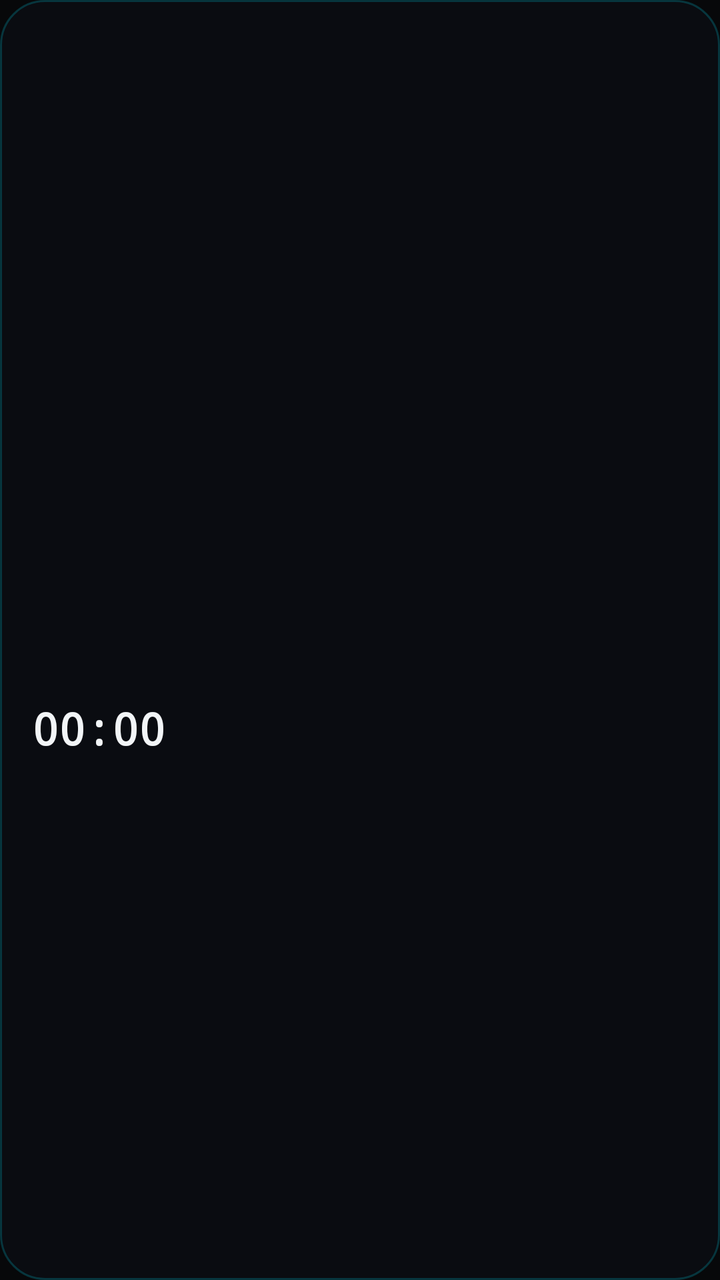
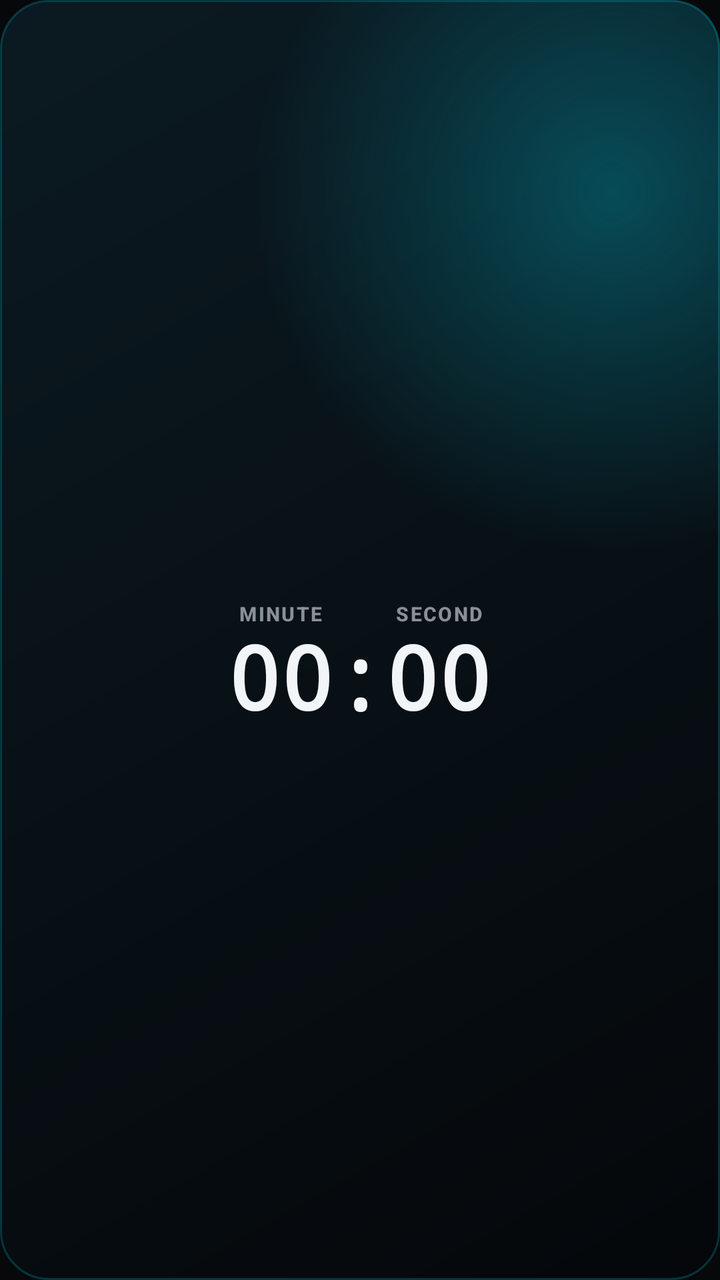

The first picture is an Android layout as it rendered before a commit; the second is the same layout after the commit. The layout source and the unified diff follow.
<!-- AndroidManifest.xml: application theme Theme.Cortex -->
<!-- res/layout/widget_counter.xml -->
<?xml version="1.0" encoding="utf-8"?>
<LinearLayout xmlns:android="http://schemas.android.com/apk/res/android"
    android:id="@+id/widget_root"
    android:layout_width="match_parent"
    android:layout_height="match_parent"
    android:background="@drawable/widget_background"
    android:gravity="center_vertical"
    android:orientation="vertical"
    android:padding="16dp">

    <TextView
        android:id="@+id/widget_title"
        android:layout_width="match_parent"
        android:layout_height="wrap_content"
        android:ellipsize="end"
        android:fontFamily="sans-serif-medium"
        android:maxLines="1"
        android:textColor="#CCF2F5F7"
        android:textSize="14sp" />

    <LinearLayout
        android:layout_width="match_parent"
        android:layout_height="wrap_content"
        android:gravity="bottom|start"
        android:orientation="horizontal">

        <TextView
            android:id="@+id/widget_days"
            android:layout_width="wrap_content"
            android:layout_height="wrap_content"
            android:fontFamily="monospace"
            android:textColor="#FF00E5FF"
            android:textSize="52sp"
            android:textStyle="bold" />

        <TextView
            android:id="@+id/widget_days_label"
            android:layout_width="wrap_content"
            android:layout_height="wrap_content"
            android:fontFamily="sans-serif-medium"
            android:paddingStart="6dp"
            android:paddingBottom="9dp"
            android:textColor="#FF8A8F98"
            android:textSize="14sp"
            android:textStyle="bold" />
    </LinearLayout>

    <Chronometer
        android:id="@+id/widget_chronometer"
        android:layout_width="wrap_content"
        android:layout_height="wrap_content"
        android:fontFamily="monospace"
        android:textColor="#FFF2F5F7"
        android:textSize="22sp"
        android:textStyle="bold" />

    <TextView
        android:id="@+id/widget_hint"
        android:layout_width="wrap_content"
        android:layout_height="wrap_content"
        android:text="@string/widget_empty"
        android:textColor="#FF8A8F98"
        android:textSize="12sp"
        android:visibility="gone" />
</LinearLayout>
<!-- resources referenced by this layout -->
<resources>
  <!-- drawable widget_background (drawable) -->
  <?xml version="1.0" encoding="utf-8"?>
  <shape xmlns:android="http://schemas.android.com/apk/res/android"
      android:shape="rectangle">
      <solid android:color="#E60A0D12" />
      <corners android:radius="22dp" />
      <stroke
          android:width="1dp"
          android:color="#3300E5FF" />
  </shape>
  <string name="widget_empty">Open Cortex to start counting</string>
  <style name="Theme.Cortex" parent="android:Theme.Material.NoActionBar">
          <item name="android:windowBackground">#FF07080A</item>
          <item name="android:statusBarColor">#FF07080A</item>
          <item name="android:navigationBarColor">#FF07080A</item>
          <item name="android:windowLightStatusBar">false</item>
      </style>
</resources>

<!-- the commit's change to res/layout/widget_counter.xml (unified diff, before → after) -->
@@ -1,65 +1,192 @@
 <?xml version="1.0" encoding="utf-8"?>
-<LinearLayout xmlns:android="http://schemas.android.com/apk/res/android"
+<FrameLayout xmlns:android="http://schemas.android.com/apk/res/android"
     android:id="@+id/widget_root"
     android:layout_width="match_parent"
     android:layout_height="match_parent"
-    android:background="@drawable/widget_background"
-    android:gravity="center_vertical"
-    android:orientation="vertical"
-    android:padding="16dp">
+    android:background="@drawable/widget_background">
+
+    <ImageView
+        android:id="@+id/widget_background_image"
+        android:layout_width="match_parent"
+        android:layout_height="match_parent"
+        android:contentDescription="@null"
+        android:scaleType="centerCrop"
+        android:visibility="gone" />
 
     <TextView
-        android:id="@+id/widget_title"
+        android:id="@+id/widget_scrim"
         android:layout_width="match_parent"
-        android:layout_height="wrap_content"
-        android:ellipsize="end"
-        android:fontFamily="sans-serif-medium"
-        android:maxLines="1"
-        android:textColor="#CCF2F5F7"
-        android:textSize="14sp" />
+        android:layout_height="match_parent"
+        android:background="#A6000000"
+        android:visibility="gone" />
 
     <LinearLayout
         android:layout_width="match_parent"
-        android:layout_height="wrap_content"
-        android:gravity="bottom|start"
-        android:orientation="horizontal">
+        android:layout_height="match_parent"
+        android:gravity="center"
+        android:orientation="vertical"
+        android:padding="10dp">
 
         <TextView
-            android:id="@+id/widget_days"
+            android:id="@+id/widget_title"
+            android:layout_width="match_parent"
+            android:layout_height="wrap_content"
+            android:layout_marginBottom="4dp"
+            android:ellipsize="end"
+            android:fontFamily="sans-serif-medium"
+            android:gravity="center"
+            android:maxLines="1"
+            android:textColor="#CCF2F5F7"
+            android:textSize="13sp" />
+
+        <LinearLayout
+            android:id="@+id/widget_content"
             android:layout_width="wrap_content"
             android:layout_height="wrap_content"
-            android:fontFamily="monospace"
-            android:textColor="#FF00E5FF"
-            android:textSize="52sp"
-            android:textStyle="bold" />
+            android:gravity="center"
+            android:orientation="horizontal">
+
+            <LinearLayout
+                android:layout_width="wrap_content"
+                android:layout_height="wrap_content"
+                android:orientation="vertical">
+
+                <LinearLayout
+                    android:layout_width="match_parent"
+                    android:layout_height="wrap_content"
+                    android:orientation="horizontal">
+
+                    <TextView
+                        android:layout_width="0dp"
+                        android:layout_height="wrap_content"
+                        android:layout_weight="2"
+                        android:fontFamily="sans-serif-medium"
+                        android:gravity="center"
+                        android:letterSpacing="0.08"
+                        android:text="DAY"
+                        android:textColor="#FF8A8F98"
+                        android:textSize="10sp"
+                        android:textStyle="bold" />
+
+                    <TextView
+                        android:layout_width="0dp"
+                        android:layout_height="wrap_content"
+                        android:layout_weight="1" />
+                </LinearLayout>
+
+                <TextView
+                    android:id="@+id/widget_days"
+                    android:layout_width="wrap_content"
+                    android:layout_height="wrap_content"
+                    android:fontFamily="monospace"
+                    android:includeFontPadding="false"
+                    android:maxLines="1"
+                    android:textColor="#FF00E5FF"
+                    android:textSize="44sp"
+                    android:textStyle="bold" />
+            </LinearLayout>
+
+            <LinearLayout
+                android:layout_width="wrap_content"
+                android:layout_height="wrap_content"
+                android:orientation="vertical">
+
+                <LinearLayout
+                    android:layout_width="match_parent"
+                    android:layout_height="wrap_content"
+                    android:orientation="horizontal">
+
+                    <TextView
+                        android:layout_width="0dp"
+                        android:layout_height="wrap_content"
+                        android:layout_weight="2"
+                        android:fontFamily="sans-serif-medium"
+                        android:gravity="center"
+                        android:letterSpacing="0.08"
+                        android:text="HOUR"
+                        android:textColor="#FF8A8F98"
+                        android:textSize="10sp"
+                        android:textStyle="bold" />
+
+                    <TextView
+                        android:layout_width="0dp"
+                        android:layout_height="wrap_content"
+                        android:layout_weight="1" />
+                </LinearLayout>
+
+                <TextView
+                    android:id="@+id/widget_hours"
+                    android:layout_width="wrap_content"
+                    android:layout_height="wrap_content"
+                    android:fontFamily="monospace"
+                    android:includeFontPadding="false"
+                    android:maxLines="1"
+                    android:textColor="#FFF2F5F7"
+                    android:textSize="44sp"
+                    android:textStyle="bold" />
+            </LinearLayout>
+
+            <LinearLayout
+                android:layout_width="wrap_content"
+                android:layout_height="wrap_content"
+                android:orientation="vertical">
+
+                <LinearLayout
+                    android:layout_width="match_parent"
+                    android:layout_height="wrap_content"
+                    android:orientation="horizontal">
+
+                    <TextView
+                        android:layout_width="0dp"
+                        android:layout_height="wrap_content"
+                        android:layout_weight="2"
+                        android:fontFamily="sans-serif-medium"
+                        android:gravity="center"
+                        android:letterSpacing="0.08"
+                        android:text="MINUTE"
+                        android:textColor="#FF8A8F98"
+                        android:textSize="10sp"
+                        android:textStyle="bold" />
+
+                    <TextView
+                        android:layout_width="0dp"
+                        android:layout_height="wrap_content"
+                        android:layout_weight="1" />
+
+                    <TextView
+                        android:layout_width="0dp"
+                        android:layout_height="wrap_content"
+                        android:layout_weight="2"
+                        android:fontFamily="sans-serif-medium"
+                        android:gravity="center"
+                        android:letterSpacing="0.08"
+                        android:text="SECOND"
+                        android:textColor="#FF8A8F98"
+                        android:textSize="10sp"
+                        android:textStyle="bold" />
+                </LinearLayout>
+
+                <Chronometer
+                    android:id="@+id/widget_chronometer"
+                    android:layout_width="wrap_content"
+                    android:layout_height="wrap_content"
+                    android:fontFamily="monospace"
+                    android:includeFontPadding="false"
+                    android:maxLines="1"
+                    android:textColor="#FFF2F5F7"
+                    android:textSize="44sp"
+                    android:textStyle="bold" />
+            </LinearLayout>
+        </LinearLayout>
 
         <TextView
-            android:id="@+id/widget_days_label"
-            android:layout_width="wrap_content"
+            android:id="@+id/widget_hint"
+            android:layout_width="match_parent"
             android:layout_height="wrap_content"
-            android:fontFamily="sans-serif-medium"
-            android:paddingStart="6dp"
-            android:paddingBottom="9dp"
+            android:gravity="center"
+            android:text="@string/widget_empty"
             android:textColor="#FF8A8F98"
-            android:textSize="14sp"
-            android:textStyle="bold" />
+            android:textSize="13sp"
+            android:visibility="gone" />
     </LinearLayout>
-
-    <Chronometer
-        android:id="@+id/widget_chronometer"
-        android:layout_width="wrap_content"
-        android:layout_height="wrap_content"
-        android:fontFamily="monospace"
-        android:textColor="#FFF2F5F7"
-        android:textSize="22sp"
-        android:textStyle="bold" />
-
-    <TextView
-        android:id="@+id/widget_hint"
-        android:layout_width="wrap_content"
-        android:layout_height="wrap_content"
-        android:text="@string/widget_empty"
-        android:textColor="#FF8A8F98"
-        android:textSize="12sp"
-        android:visibility="gone" />
-</LinearLayout>
+</FrameLayout>
<!-- resource entries referenced after the edit -->
@@ -2,14 +2,32 @@
 <resources>
   <!-- drawable widget_background (drawable) -->
   <?xml version="1.0" encoding="utf-8"?>
-  <shape xmlns:android="http://schemas.android.com/apk/res/android"
-      android:shape="rectangle">
-      <solid android:color="#E60A0D12" />
-      <corners android:radius="22dp" />
-      <stroke
-          android:width="1dp"
-          android:color="#3300E5FF" />
-  </shape>
+  <layer-list xmlns:android="http://schemas.android.com/apk/res/android">
+      <item>
+          <shape android:shape="rectangle">
+              <gradient
+                  android:angle="135"
+                  android:endColor="#FF0B1A22"
+                  android:startColor="#FF05070A" />
+              <corners android:radius="24dp" />
+              <stroke
+                  android:width="1dp"
+                  android:color="#3300E5FF" />
+          </shape>
+      </item>
+      <item>
+          <shape android:shape="rectangle">
+              <gradient
+                  android:centerX="85%"
+                  android:centerY="15%"
+                  android:endColor="#0000E5FF"
+                  android:gradientRadius="180dp"
+                  android:startColor="#4400E5FF"
+                  android:type="radial" />
+              <corners android:radius="24dp" />
+          </shape>
+      </item>
+  </layer-list>
   <string name="widget_empty">Open Cortex to start counting</string>
   <style name="Theme.Cortex" parent="android:Theme.Material.NoActionBar">
           <item name="android:windowBackground">#FF07080A</item>
